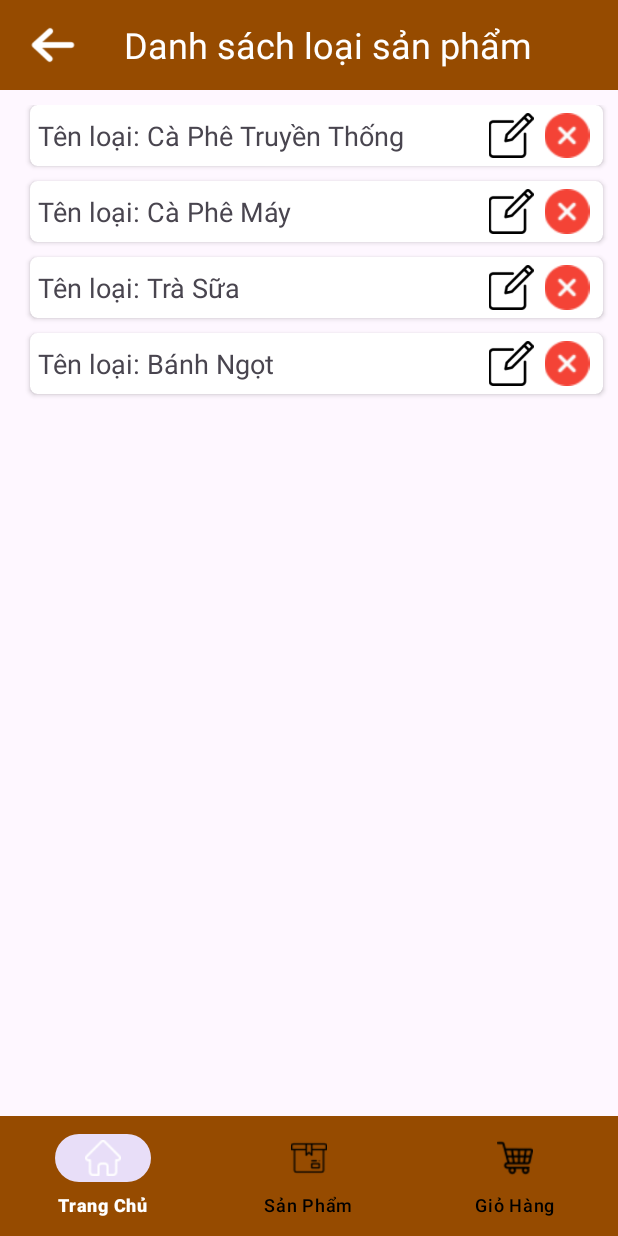
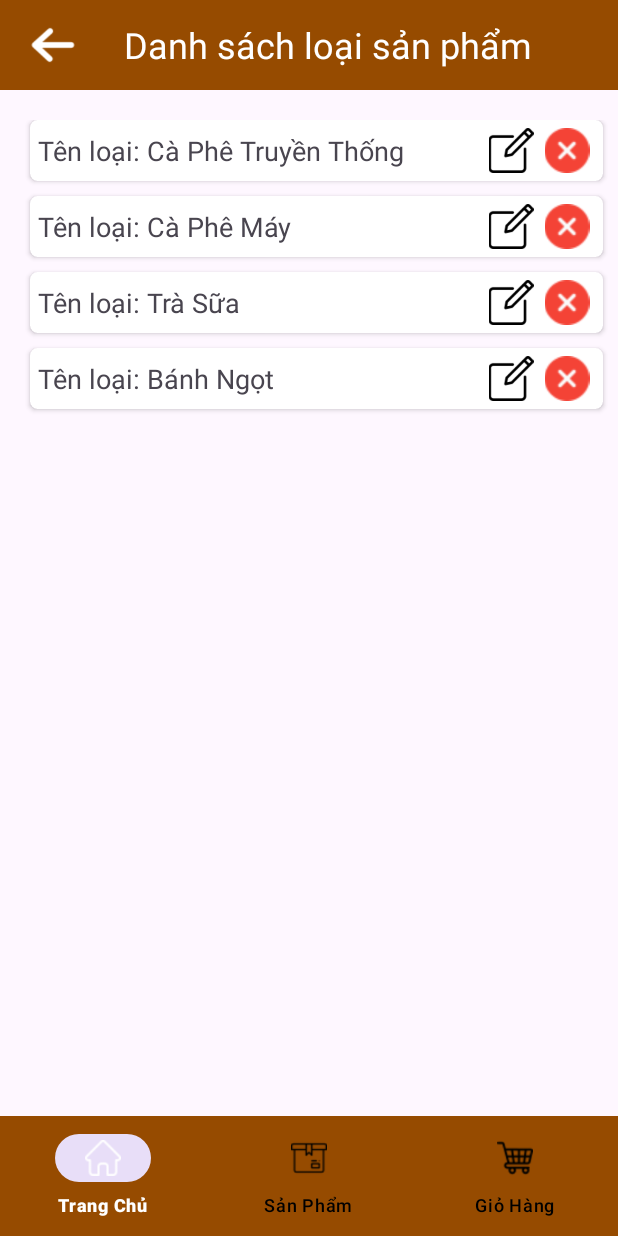
Before and after one commit to valiyz0609/DuAn1_Nhom3, an Android app: the fragment LoaispFrgm placed in its activity, on a phone screen of 412 x 824 dp. Run offline under Robolectric (Android 15) with nearby library versions, the phone set to English and light mode, and no system bars; Roboto replaces fonts that are not available here; 1 statement that could not run was skipped.

Commit message:
PH33392 Nam

```diff
--- a/app/src/main/res/layout/activity_dang_nhap.xml
+++ b/app/src/main/res/layout/activity_dang_nhap.xml
@@ -17,6 +17,7 @@
     <ImageView
         android:layout_width="160dp"
         android:layout_height="160dp"
+        android:layout_margin="10dp"
         android:src="@drawable/logo"/>
 
 
--- a/app/src/main/res/layout/activity_mhchao.xml
+++ b/app/src/main/res/layout/activity_mhchao.xml
@@ -13,6 +13,7 @@
     <ImageView
         android:layout_width="200dp"
         android:layout_height="200dp"
+        android:layout_margin="10dp"
         android:src="@drawable/logo" />
 
     <TextView
--- a/app/src/main/res/layout/card_view_gio_hang.xml
+++ b/app/src/main/res/layout/card_view_gio_hang.xml
@@ -90,7 +90,7 @@
 
                 android:text="00"
                 android:textAlignment="center"
-                android:textColor="@color/red"
+                android:textColor="#EF2626"
                 android:textStyle="bold" />
 
             <ImageView
--- a/app/src/main/res/layout/fragment_loai_sp_fragment.xml
+++ b/app/src/main/res/layout/fragment_loai_sp_fragment.xml
@@ -41,7 +41,7 @@
             android:id="@+id/recycler_Loaisp"
             android:layout_width="match_parent"
             android:layout_height="match_parent"
-            android:layout_marginTop="10dp"/>
+            android:layout_marginTop="20dp"/>
     </LinearLayout>
 
 
--- a/app/src/main/res/layout/fragment_view_user_infor_frgm.xml
+++ b/app/src/main/res/layout/fragment_view_user_infor_frgm.xml
@@ -38,7 +38,7 @@
         android:layout_height="wrap_content"
         android:layout_marginLeft="15dp"
         android:layout_marginRight="20dp"
-        android:layout_marginTop="20dp"
+        android:layout_marginTop="40dp"
         android:gravity="center_horizontal"
         android:orientation="vertical">
 
```
